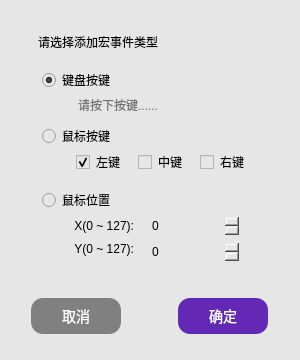
Old version of the form ModuleAddMacroSquare.ui in the repository wlffeng2008/AkkoStudio.
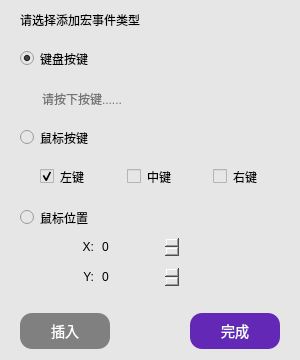
New version of the form.

```diff
--- a/ModuleAddMacroSquare.ui
+++ b/ModuleAddMacroSquare.ui
@@ -30,15 +30,27 @@
 border-radius:32px;
 </string>
   </property>
+  <layout class="QVBoxLayout" name="verticalLayout_4" stretch="0,1,1,1,0">
+   <property name="spacing">
+    <number>20</number>
+   </property>
+   <property name="leftMargin">
+    <number>20</number>
+   </property>
+   <property name="rightMargin">
+    <number>20</number>
+   </property>
+   <item>
+    <widget class="QLabel" name="labelTitle1">
+     <property name="text">
+      <string>请选择添加宏事件类型</string>
+     </property>
+    </widget>
+   </item>
+   <item>
+    <layout class="QVBoxLayout" name="verticalLayout_3">
+     <item>
   <widget class="QRadioButton" name="radioButton1">
-   <property name="geometry">
-    <rect>
-     <x>42</x>
-     <y>68</y>
-     <width>95</width>
-     <height>24</height>
-    </rect>
-   </property>
    <property name="cursor">
     <cursorShape>PointingHandCursor</cursorShape>
    </property>
@@ -55,15 +67,46 @@
     <string notr="true">buttonGroupType</string>
    </attribute>
   </widget>
+     </item>
+     <item>
+      <layout class="QHBoxLayout" name="horizontalLayout_3">
+       <property name="spacing">
+        <number>0</number>
+       </property>
+       <item>
+        <spacer name="horizontalSpacer_2">
+         <property name="orientation">
+          <enum>Qt::Orientation::Horizontal</enum>
+         </property>
+         <property name="sizeType">
+          <enum>QSizePolicy::Policy::Fixed</enum>
+         </property>
+         <property name="sizeHint" stdset="0">
+          <size>
+           <width>20</width>
+           <height>20</height>
+          </size>
+         </property>
+        </spacer>
+       </item>
+       <item>
+        <widget class="QLineEdit" name="lineEditKey">
+         <property name="readOnly">
+          <bool>true</bool>
+         </property>
+         <property name="placeholderText">
+          <string>请按下按键......</string>
+         </property>
+        </widget>
+       </item>
+      </layout>
+     </item>
+    </layout>
+   </item>
+   <item>
+    <layout class="QVBoxLayout" name="verticalLayout_2">
+     <item>
   <widget class="QRadioButton" name="radioButton2">
-   <property name="geometry">
-    <rect>
-     <x>42</x>
-     <y>124</y>
-     <width>95</width>
-     <height>24</height>
-    </rect>
-   </property>
    <property name="cursor">
     <cursorShape>PointingHandCursor</cursorShape>
    </property>
@@ -77,82 +120,14 @@
     <string notr="true">buttonGroupType</string>
    </attribute>
   </widget>
-  <widget class="QRadioButton" name="radioButton3">
-   <property name="geometry">
-    <rect>
-     <x>42</x>
-     <y>188</y>
-     <width>95</width>
-     <height>24</height>
-    </rect>
-   </property>
-   <property name="cursor">
-    <cursorShape>PointingHandCursor</cursorShape>
-   </property>
-   <property name="focusPolicy">
-    <enum>Qt::FocusPolicy::NoFocus</enum>
-   </property>
-   <property name="text">
-    <string>鼠标位置</string>
-   </property>
-   <attribute name="buttonGroup">
-    <string notr="true">buttonGroupType</string>
-   </attribute>
-  </widget>
-  <widget class="QLabel" name="labelTitle1">
-   <property name="geometry">
-    <rect>
-     <x>38</x>
-     <y>32</y>
-     <width>185</width>
-     <height>20</height>
-    </rect>
-   </property>
-   <property name="text">
-    <string>请选择添加宏事件类型</string>
-   </property>
-  </widget>
-  <widget class="QLabel" name="label1">
-   <property name="geometry">
-    <rect>
-     <x>44</x>
-     <y>218</y>
-     <width>90</width>
-     <height>16</height>
-    </rect>
-   </property>
-   <property name="text">
-    <string>X(0 ~ 127):</string>
-   </property>
-   <property name="alignment">
-    <set>Qt::AlignmentFlag::AlignRight|Qt::AlignmentFlag::AlignTrailing|Qt::AlignmentFlag::AlignVCenter</set>
-   </property>
-  </widget>
-  <widget class="QLabel" name="label2">
-   <property name="geometry">
-    <rect>
-     <x>44</x>
-     <y>240</y>
-     <width>90</width>
-     <height>18</height>
-    </rect>
-   </property>
-   <property name="text">
-    <string>Y(0 ~ 127):</string>
-   </property>
-   <property name="alignment">
-    <set>Qt::AlignmentFlag::AlignRight|Qt::AlignmentFlag::AlignTrailing|Qt::AlignmentFlag::AlignVCenter</set>
-   </property>
-  </widget>
+     </item>
+     <item>
+      <layout class="QHBoxLayout" name="horizontalLayout_2">
+       <property name="leftMargin">
+        <number>20</number>
+       </property>
+       <item>
   <widget class="QCheckBox" name="checkBox1">
-   <property name="geometry">
-    <rect>
-     <x>76</x>
-     <y>150</y>
-     <width>61</width>
-     <height>24</height>
-    </rect>
-   </property>
    <property name="cursor">
     <cursorShape>PointingHandCursor</cursorShape>
    </property>
@@ -169,15 +144,9 @@
     <string notr="true">buttonGroupMKey</string>
    </attribute>
   </widget>
+       </item>
+       <item>
   <widget class="QCheckBox" name="checkBox2">
-   <property name="geometry">
-    <rect>
-     <x>138</x>
-     <y>150</y>
-     <width>59</width>
-     <height>24</height>
-    </rect>
-   </property>
    <property name="cursor">
     <cursorShape>PointingHandCursor</cursorShape>
    </property>
@@ -191,15 +160,9 @@
     <string notr="true">buttonGroupMKey</string>
    </attribute>
   </widget>
+       </item>
+       <item>
   <widget class="QCheckBox" name="checkBox3">
-   <property name="geometry">
-    <rect>
-     <x>200</x>
-     <y>150</y>
-     <width>59</width>
-     <height>24</height>
-    </rect>
-   </property>
    <property name="cursor">
     <cursorShape>PointingHandCursor</cursorShape>
    </property>
@@ -213,51 +176,126 @@
     <string notr="true">buttonGroupMKey</string>
    </attribute>
   </widget>
-  <widget class="QLineEdit" name="lineEditKey">
-   <property name="geometry">
-    <rect>
-     <x>76</x>
-     <y>94</y>
-     <width>167</width>
-     <height>21</height>
-    </rect>
-   </property>
-   <property name="readOnly">
-    <bool>true</bool>
-   </property>
-   <property name="placeholderText">
-    <string>请按下按键......</string>
-   </property>
-  </widget>
+       </item>
+      </layout>
+     </item>
+    </layout>
+   </item>
+   <item>
+    <widget class="QFrame" name="framePosition">
+     <layout class="QVBoxLayout" name="verticalLayout">
+      <property name="leftMargin">
+       <number>0</number>
+      </property>
+      <property name="topMargin">
+       <number>0</number>
+      </property>
+      <property name="rightMargin">
+       <number>0</number>
+      </property>
+      <property name="bottomMargin">
+       <number>0</number>
+      </property>
+      <item>
+       <widget class="QRadioButton" name="radioButton3">
+        <property name="cursor">
+         <cursorShape>PointingHandCursor</cursorShape>
+        </property>
+        <property name="focusPolicy">
+         <enum>Qt::FocusPolicy::NoFocus</enum>
+        </property>
+        <property name="text">
+         <string>鼠标位置</string>
+        </property>
+        <attribute name="buttonGroup">
+         <string notr="true">buttonGroupType</string>
+        </attribute>
+       </widget>
+      </item>
+      <item>
+       <layout class="QGridLayout" name="gridLayout" columnstretch="0,1">
+        <property name="leftMargin">
+         <number>20</number>
+        </property>
+        <property name="rightMargin">
+         <number>100</number>
+        </property>
+        <item row="0" column="0">
+         <widget class="QLabel" name="label1">
+          <property name="text">
+           <string>X:</string>
+          </property>
+          <property name="alignment">
+           <set>Qt::AlignmentFlag::AlignRight|Qt::AlignmentFlag::AlignTrailing|Qt::AlignmentFlag::AlignVCenter</set>
+          </property>
+         </widget>
+        </item>
+        <item row="0" column="1">
   <widget class="QSpinBox" name="spinBoxX">
-   <property name="geometry">
-    <rect>
-     <x>150</x>
-     <y>214</y>
-     <width>90</width>
+          <property name="sizePolicy">
+           <sizepolicy hsizetype="Fixed" vsizetype="Fixed">
+            <horstretch>0</horstretch>
+            <verstretch>0</verstretch>
+           </sizepolicy>
+          </property>
+          <property name="minimumSize">
+           <size>
+            <width>0</width>
      <height>24</height>
-    </rect>
-   </property>
-  </widget>
+           </size>
+          </property>
+          <property name="maximumSize">
+           <size>
+            <width>80</width>
+            <height>16777215</height>
+           </size>
+          </property>
+          <property name="maximum">
+           <number>127</number>
+          </property>
+         </widget>
+        </item>
+        <item row="1" column="0">
+         <widget class="QLabel" name="label2">
+          <property name="text">
+           <string>Y:</string>
+          </property>
+          <property name="alignment">
+           <set>Qt::AlignmentFlag::AlignRight|Qt::AlignmentFlag::AlignTrailing|Qt::AlignmentFlag::AlignVCenter</set>
+          </property>
+         </widget>
+        </item>
+        <item row="1" column="1">
   <widget class="QSpinBox" name="spinBoxY">
-   <property name="geometry">
-    <rect>
-     <x>150</x>
-     <y>240</y>
-     <width>90</width>
+          <property name="sizePolicy">
+           <sizepolicy hsizetype="Fixed" vsizetype="Fixed">
+            <horstretch>0</horstretch>
+            <verstretch>0</verstretch>
+           </sizepolicy>
+          </property>
+          <property name="minimumSize">
+           <size>
+            <width>0</width>
      <height>24</height>
-    </rect>
-   </property>
-  </widget>
-  <widget class="QWidget" name="">
-   <property name="geometry">
-    <rect>
-     <x>31</x>
-     <y>290</y>
-     <width>237</width>
-     <height>53</height>
-    </rect>
-   </property>
+           </size>
+          </property>
+          <property name="maximumSize">
+           <size>
+            <width>80</width>
+            <height>16777215</height>
+           </size>
+          </property>
+          <property name="maximum">
+           <number>127</number>
+          </property>
+         </widget>
+        </item>
+       </layout>
+      </item>
+     </layout>
+    </widget>
+   </item>
+   <item>
    <layout class="QHBoxLayout" name="horizontalLayout">
     <item>
      <widget class="QPushButton" name="pushButtonCancel">
@@ -288,7 +326,7 @@
         QPushButton:pressed { background-color: #0A34A1; }</string>
       </property>
       <property name="text">
-       <string>取消</string>
+        <string>插入</string>
       </property>
      </widget>
     </item>
@@ -334,12 +372,13 @@
         QPushButton:pressed { background-color: #0A34A1; }</string>
       </property>
       <property name="text">
-       <string>确定</string>
+        <string>完成</string>
       </property>
      </widget>
     </item>
    </layout>
-  </widget>
+   </item>
+  </layout>
  </widget>
  <resources/>
  <connections/>
```
Left out of the diff: 4 changed lines with no effect on the pictures. Lines whose indentation alone changed are shown as unchanged.
